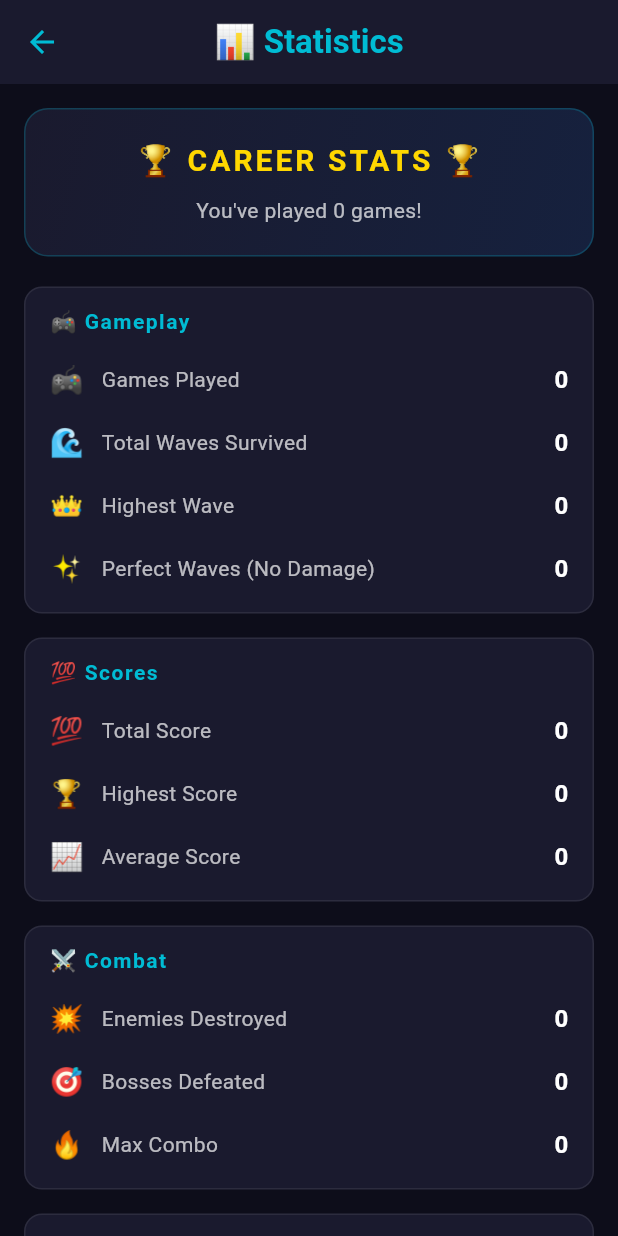
After one commit to ahmetulukan/ball_bounce_blitz, a Flutter app: the StatsScreen screen opened directly, on a phone screen of 412 x 824 dp. The commit adds this screen. Run offline on Flutter 3.47's test engine with Material 3 defaults, Android fonts, the phone set to English and light mode, and no system bars; our stand-ins replace hive, hive_flutter, shared_preferences; missing offline and left inert: flame, flame_audio; accounts and stored records are empty; statements that could not run were skipped.

Commit message:
📊 Statistics System - Career Stats Screen & GameStatsService
✨ Added comprehensive statistics tracking:
- GameStatsService: tracks games played, total score, enemies destroyed,
  waves survived, highest wave, power-ups collected, bosses defeated,
  play time, perfect waves, max combo, daily streak
- StatsScreen: beautiful career statistics display with formatted numbers
- Stats button added to home screen, pause screen, and game over screen
- Game stats service integrated into BallBounceGame (onGameOver, onWaveChanged,
  onWaveCleared, onEnemyDestroyed, onBossDefeated, onComboChanged, etc.)
- Perfect wave tracking (no damage taken)
- Daily streak tracking
- Average stats calculations
- Export/import support for potential cloud sync

🗜️ 7 files changed, +216 satır

```diff
--- a/lib/game/ball_bounce_game.dart
+++ b/lib/game/ball_bounce_game.dart
@@ -26,6 +26,7 @@ import 'systems/combo_system.dart';
 import 'systems/enemy_manager.dart';
 import 'systems/tournament_system.dart';
 import 'services/game_state_service.dart';
+import 'services/game_stats_service.dart';
 import '../../services/achievement_service.dart';
 // achievements overlay
 
@@ -43,7 +44,9 @@ class BallBounceGame extends FlameGame with PanDetector, KeyboardEvents, HasColl
   late TournamentManager tournamentManager;
   late GameStateService _gameState;
   late AchievementService _achievements;
+  late GameStatsService _stats;
   GameStateService get gameState => _gameState;
+  GameStatsService get stats => _stats;
 
   final List<_PendingPopup> _popupQueue = [];
   double _popupTimer = 0;
@@ -81,6 +84,8 @@ class BallBounceGame extends FlameGame with PanDetector, KeyboardEvents, HasColl
     await _gameState.init();
     _achievements = AchievementService();
     await _achievements.init();
+    _stats = GameStatsService();
+    await _stats.init();
     highScore = _gameState.getHighScore();
 
     spawnSystem = SpawnSystem();
@@ -173,6 +178,7 @@ class BallBounceGame extends FlameGame with PanDetector, KeyboardEvents, HasColl
 
   void startGame() {
     _gameState.incrementGamesPlayed();
+    _stats.startSession();
     score = 0;
     lives = 3;
     wave = 1;
@@ -353,10 +359,14 @@ class BallBounceGame extends FlameGame with PanDetector, KeyboardEvents, HasColl
       add(ScreenFlashOverlay(color: const Color(0xFFFFFFFF), maxAge: 0.1));
     }
 
+    _stats.onEnemyDestroyed();
+
     // Rainbow explosion for combo milestones
     if (comboSystem.currentCombo == 10 || comboSystem.currentCombo == 20 || comboSystem.currentCombo == 30) {
       RainbowExplosion.spawn(this, enemy.position.clone(), comboSystem.currentCombo);
     }
+
+    _stats.onComboChanged(comboSystem.currentCombo);
 
     // Score popup
     add(FloatingScorePopup(
@@ -386,6 +396,8 @@ class BallBounceGame extends FlameGame with PanDetector, KeyboardEvents, HasColl
         _checkBossWave();
         _showWaveAnnouncement();
         _onWaveStarted();
+        _stats.onWaveChanged(wave);
+        _stats.onWaveCleared(wave);
         _checkAchievements();
       }
     } else {
@@ -409,9 +421,10 @@ class BallBounceGame extends FlameGame with PanDetector, KeyboardEvents, HasColl
     }
   }
 
-  Future<void> onBossDestroyed() async {
+    Future<void> onBossDestroyed() async {
     final a = await _achievements.tryUnlock(Achievement.bossSlayer);
     if (a != null) _queueAchievement(a);
+    _stats.onBossDefeated();
     final bosses = children.whereType<BossEnemy>().toList();
     if (bosses.isNotEmpty) {
       enemyManager.unregisterBoss(bosses.first);
@@ -422,6 +435,7 @@ class BallBounceGame extends FlameGame with PanDetector, KeyboardEvents, HasColl
     ball.applyPowerUp(type);
     final a = await _achievements.tryUnlock(Achievement.powerUpCollector);
     if (a != null) _queueAchievement(a);
+    _stats.onPowerUpCollected();
   }
 
   void triggerExplosion(Vector2 position) {
@@ -487,6 +501,7 @@ class BallBounceGame extends FlameGame with PanDetector, KeyboardEvents, HasColl
     _noDamageThisWave = false;
     paddle.resetStreak();
     comboSystem.reset();
+    _stats.onDamageTaken();
     playSound('lose');
 
     if (lives <= 0) {
@@ -500,6 +515,7 @@ class BallBounceGame extends FlameGame with PanDetector, KeyboardEvents, HasColl
     _saveHighScoreIfNeeded();
     playSound('gameover');
     overlays.add('GameOver');
+    _stats.endSession(score, wave, comboSystem.maxCombo);
   }
 
   void _saveHighScoreIfNeeded() {
--- a/lib/screens/game_screen.dart
+++ b/lib/screens/game_screen.dart
@@ -60,6 +60,7 @@ class GameScreen extends StatelessWidget {
               'Settings': (ctx, game) => SettingsScreen(game: game as BallBounceGame),
               'MainMenu': (ctx, game) => MainMenuScreen(game: game as BallBounceGame),
               'HUD': (ctx, game) => HudOverlay(game: game as BallBounceGame),
+              'Stats': (ctx, game) => const StatsScreen(),
             },
             backgroundBuilder: (_) => Container(color: const Color(0xFF0D0D1A)),
           ),
--- a/lib/screens/home_screen.dart
+++ b/lib/screens/home_screen.dart
@@ -2,6 +2,7 @@ import 'package:flutter/material.dart';
 import '../game/ball_bounce_game.dart';
 import 'settings_screen.dart';
 import 'achievements_screen.dart';
+import 'stats_screen.dart';
 
 class HomeScreen extends StatefulWidget {
   final BallBounceGame game;
@@ -110,6 +111,10 @@ class _HomeScreenState extends State<HomeScreen> {
                   child: const Text('⚙️ SETTINGS', style: TextStyle(color: Color(0xFF00BCD4), fontSize: 14)),
                 ),
                 TextButton(
+                  onPressed: () => Navigator.push(context, MaterialPageRoute(builder: (_) => const StatsScreen())),
+                  child: const Text('📊 STATS', style: TextStyle(color: Color(0xFF00BCD4), fontSize: 14)),
+                ),
+                TextButton(
                   onPressed: () => Navigator.push(context, MaterialPageRoute(builder: (_) => AchievementsScreen(game: widget.game))),
                   child: const Text('🏆 ACHIEVEMENTS', style: TextStyle(color: Color(0xFF00BCD4), fontSize: 14)),
                 ),
--- /dev/null
+++ b/lib/screens/stats_screen.dart
@@ -0,0 +1,248 @@
+import 'package:flutter/material.dart';
+import 'package:shared_preferences/shared_preferences.dart';
+
+class StatsScreen extends StatefulWidget {
+  const StatsScreen({super.key});
+
+  @override
+  State<StatsScreen> createState() => _StatsScreenState();
+}
+
+class _StatsScreenState extends State<StatsScreen> {
+  int _totalGames = 0;
+  int _totalScore = 0;
+  int _totalEnemies = 0;
+  int _totalWaves = 0;
+  int _highestWave = 0;
+  int _highestScore = 0;
+  int _totalPowerUps = 0;
+  int _totalBossesDefeated = 0;
+  int _totalPlayTime = 0; // in seconds
+  int _perfectWaves = 0;
+  int _maxCombo = 0;
+  String _playTimeFormatted = '0h 0m';
+
+  @override
+  void initState() {
+    super.initState();
+    _loadStats();
+  }
+
+  Future<void> _loadStats() async {
+    final prefs = await SharedPreferences.getInstance();
+    setState(() {
+      _totalGames = prefs.getInt('stat_games_played') ?? 0;
+      _totalScore = prefs.getInt('stat_total_score') ?? 0;
+      _totalEnemies = prefs.getInt('stat_total_enemies') ?? 0;
+      _totalWaves = prefs.getInt('stat_total_waves') ?? 0;
+      _highestWave = prefs.getInt('stat_highest_wave') ?? 0;
+      _highestScore = prefs.getInt('stat_highest_score') ?? 0;
+      _totalPowerUps = prefs.getInt('stat_total_powerups') ?? 0;
+      _totalBossesDefeated = prefs.getInt('stat_bosses_defeated') ?? 0;
+      _totalPlayTime = prefs.getInt('stat_play_time') ?? 0;
+      _perfectWaves = prefs.getInt('stat_perfect_waves') ?? 0;
+      _maxCombo = prefs.getInt('stat_max_combo') ?? 0;
+
+      final hours = _totalPlayTime ~/ 3600;
+      final minutes = (_totalPlayTime % 3600) ~/ 60;
+      _playTimeFormatted = '${hours}h ${minutes}m';
+    });
+  }
+
+  @override
+  Widget build(BuildContext context) {
+    return Scaffold(
+      backgroundColor: const Color(0xFF0D0D1A),
+      appBar: AppBar(
+        backgroundColor: const Color(0xFF1A1A2E),
+        foregroundColor: const Color(0xFF00BCD4),
+        title: const Text('📊 Statistics', style: TextStyle(fontWeight: FontWeight.bold)),
+        centerTitle: true,
+        elevation: 0,
+      ),
+      body: ListView(
+        padding: const EdgeInsets.all(16),
+        children: [
+          _buildHeader(),
+          const SizedBox(height: 20),
+          _buildSection('🎮 Gameplay', [
+            _buildStatRow('Games Played', '$_totalGames', '🎮'),
+            _buildStatRow('Total Waves Survived', '$_totalWaves', '🌊'),
+            _buildStatRow('Highest Wave', '$_highestWave', '👑'),
+            _buildStatRow('Perfect Waves (No Damage)', '$_perfectWaves', '✨'),
+          ]),
+          const SizedBox(height: 16),
+          _buildSection('💯 Scores', [
+            _buildStatRow('Total Score', '${_formatNumber(_totalScore)}', '💯'),
+            _buildStatRow('Highest Score', '${_formatNumber(_highestScore)}', '🏆'),
+            _buildStatRow('Average Score', _totalGames > 0 ? '${_formatNumber(_totalScore ~/ _totalGames)}' : '0', '📈'),
+          ]),
+          const SizedBox(height: 16),
+          _buildSection('⚔️ Combat', [
+            _buildStatRow('Enemies Destroyed', '${_formatNumber(_totalEnemies)}', '💥'),
+            _buildStatRow('Bosses Defeated', '$_totalBossesDefeated', '🎯'),
+            _buildStatRow('Max Combo', '$_maxCombo', '🔥'),
+          ]),
+          const SizedBox(height: 16),
+          _buildSection('⚡ Power-Ups', [
+            _buildStatRow('Power-Ups Collected', '$_totalPowerUps', '📦'),
+            _buildStatRow('Per Game Avg', _totalGames > 0 ? '${(_totalPowerUps / _totalGames).toStringAsFixed(1)}' : '0', '📊'),
+          ]),
+          const SizedBox(height: 16),
+          _buildSection('⏱️ Time', [
+            _buildStatRow('Total Play Time', _playTimeFormatted, '⏰'),
+            _buildStatRow('Avg Per Game', _totalGames > 0 ? '${_formatTime(_totalPlayTime ~/ _totalGames)}' : '0m', '📆'),
+          ]),
+          const SizedBox(height: 20),
+          _buildResetButton(),
+          const SizedBox(height: 20),
+        ],
+      ),
+    );
+  }
+
+  Widget _buildHeader() {
+    return Container(
+      padding: const EdgeInsets.all(20),
+      decoration: BoxDecoration(
+        gradient: const LinearGradient(
+          colors: [Color(0xFF1A1A2E), Color(0xFF16213E)],
+          begin: Alignment.topLeft,
+          end: Alignment.bottomRight,
+        ),
+        borderRadius: BorderRadius.circular(16),
+        border: Border.all(color: const Color(0xFF00BCD4).withAlpha(60)),
+      ),
+      child: Column(
+        children: [
+          const Text('🏆 CAREER STATS 🏆', style: TextStyle(
+            color: Color(0xFFFFD700),
+            fontSize: 20,
+            fontWeight: FontWeight.bold,
+            letterSpacing: 2,
+          )),
+          const SizedBox(height: 8),
+          Text('You\'ve played $_totalGames games!', style: const TextStyle(
+            color: Colors.white70,
+            fontSize: 14,
+          )),
+        ],
+      ),
+    );
+  }
+
+  Widget _buildSection(String title, List<Widget> rows) {
+    return Container(
+      decoration: BoxDecoration(
+        color: const Color(0xFF1A1A2E),
+        borderRadius: BorderRadius.circular(12),
+        border: Border.all(color: Colors.white.withAlpha(20)),
+      ),
+      child: Column(
+        crossAxisAlignment: CrossAxisAlignment.start,
+        children: [
+          Padding(
+            padding: const EdgeInsets.fromLTRB(16, 12, 16, 8),
+            child: Text(title, style: const TextStyle(
+              color: Color(0xFF00BCD4),
+              fontSize: 14,
+              fontWeight: FontWeight.bold,
+              letterSpacing: 1,
+            )),
+          ),
+          ...rows,
+          const SizedBox(height: 8),
+        ],
+      ),
+    );
+  }
+
+  Widget _buildStatRow(String label, String value, String icon) {
+    return Padding(
+      padding: const EdgeInsets.symmetric(horizontal: 16, vertical: 8),
+      child: Row(
+        children: [
+          Text(icon, style: const TextStyle(fontSize: 18)),
+          const SizedBox(width: 12),
+          Expanded(
+            child: Text(label, style: const TextStyle(color: Colors.white70, fontSize: 14)),
+          ),
+          Text(
+            value,
+            style: const TextStyle(
+              color: Colors.white,
+              fontSize: 16,
+              fontWeight: FontWeight.bold,
+            ),
+          ),
+        ],
+      ),
+    );
+  }
+
+  Widget _buildResetButton() {
+    return ElevatedButton(
+      onPressed: () => _showResetDialog(),
+      style: ElevatedButton.styleFrom(
+        backgroundColor: const Color(0xFF1A1A2E),
+        foregroundColor: const Color(0xFFFF5722),
+        side: const BorderSide(color: Color(0xFFFF5722)),
+        padding: const EdgeInsets.symmetric(vertical: 14),
+        shape: RoundedRectangleBorder(borderRadius: BorderRadius.circular(10)),
+      ),
+      child: const Text('🗑️ Reset All Stats', style: TextStyle(fontSize: 14)),
+    );
+  }
+
+  void _showResetDialog() {
+    showDialog(
+      context: context,
+      builder: (ctx) => AlertDialog(
+        backgroundColor: const Color(0xFF1A1A2E),
+        title: const Text('Reset Stats?', style: TextStyle(color: Colors.white)),
+        content: const Text(
+          'This will permanently delete all your career statistics. This cannot be undone.',
+          style: TextStyle(color: Colors.white70),
+        ),
+        actions: [
+          TextButton(
+            onPressed: () => Navigator.pop(ctx),
+            child: const Text('Cancel', style: TextStyle(color: Colors.white70)),
+          ),
+          TextButton(
+            onPressed: () async {
+              final prefs = await SharedPreferences.getInstance();
+              await prefs.remove('stat_games_played');
+              await prefs.remove('stat_total_score');
+              await prefs.remove('stat_total_enemies');
+              await prefs.remove('stat_total_waves');
+              await prefs.remove('stat_highest_wave');
+              await prefs.remove('stat_highest_score');
+              await prefs.remove('stat_total_powerups');
+              await prefs.remove('stat_bosses_defeated');
+              await prefs.remove('stat_play_time');
+              await prefs.remove('stat_perfect_waves');
+              await prefs.remove('stat_max_combo');
+              if (mounted) {
+                Navigator.pop(ctx);
+                _loadStats();
+              }
+            },
+            child: const Text('Reset', style: TextStyle(color: Color(0xFFFF5722))),
+          ),
+        ],
+      ),
+    );
+  }
+
+  String _formatNumber(int n) {
+    if (n >= 1000000) return '${(n / 1000000).toStringAsFixed(1)}M';
+    if (n >= 1000) return '${(n / 1000).toStringAsFixed(1)}K';
+    return '$n';
+  }
+
+  String _formatTime(int seconds) {
+    if (seconds >= 3600) return '${seconds ~/ 3600}h ${(seconds % 3600) ~/ 60}m';
+    return '${seconds ~/ 60}m';
+  }
+}
--- /dev/null
+++ b/lib/services/game_stats_service.dart
@@ -0,0 +1,298 @@
+import 'package:shared_preferences/shared_preferences.dart';
+import 'dart:convert';
+
+/// Game statistics service that tracks all gameplay metrics
+/// and persists them to local storage.
+class GameStatsService {
+  static const String _gamesPlayedKey = 'stat_games_played';
+  static const String _totalScoreKey = 'stat_total_score';
+  static const String _totalEnemiesKey = 'stat_total_enemies';
+  static const String _totalWavesKey = 'stat_total_waves';
+  static const String _highestWaveKey = 'stat_highest_wave';
+  static const String _highestScoreKey = 'stat_highest_score';
+  static const String _totalPowerUpsKey = 'stat_total_powerups';
+  static const String _bossesDefeatedKey = 'stat_bosses_defeated';
+  static const String _playTimeKey = 'stat_play_time';
+  static const String _perfectWavesKey = 'stat_perfect_waves';
+  static const String _maxComboKey = 'stat_max_combo';
+  static const String _currentStreakKey = 'stat_current_streak';
+  static const String _lastPlayedKey = 'stat_last_played';
+  static const String _longestStreakKey = 'stat_longest_streak';
+
+  static GameStatsService? _instance;
+  bool _initialized = false;
+  late SharedPreferences _prefs;
+
+  // In-memory stats for current session
+  int _sessionScore = 0;
+  int _sessionEnemies = 0;
+  int _sessionWave = 1;
+  int _sessionPowerUps = 0;
+  int _sessionCombo = 0;
+  int _sessionStartTime = 0;
+  bool _sessionNoDamage = true;
+
+  factory GameStatsService() {
+    _instance ??= GameStatsService._();
+    return _instance!;
+  }
+
+  GameStatsService._();
+
+  // Session stats
+  int get sessionScore => _sessionScore;
+  int get sessionEnemies => _sessionEnemies;
+  int get sessionWave => _sessionWave;
+  int get sessionPowerUps => _sessionPowerUps;
+  int get sessionCombo => _sessionCombo;
+
+  Future<void> init() async {
+    if (_initialized) return;
+    _prefs = await SharedPreferences.getInstance();
+    _initialized = true;
+  }
+
+  /// Start tracking a new game session
+  void startSession() {
+    _sessionScore = 0;
+    _sessionEnemies = 0;
+    _sessionWave = 1;
+    _sessionPowerUps = 0;
+    _sessionCombo = 0;
+    _sessionStartTime = DateTime.now().millisecondsSinceEpoch;
+    _sessionNoDamage = true;
+  }
+
+  /// Update session score
+  void onScore(int score) {
+    _sessionScore = score;
+  }
+
+  /// Record enemy destroyed
+  void onEnemyDestroyed() {
+    _sessionEnemies++;
+  }
+
+  /// Record power-up collected
+  void onPowerUpCollected() {
+    _sessionPowerUps++;
+  }
+
+  /// Update current wave
+  void onWaveChanged(int wave) {
+    _sessionWave = wave;
+  }
+
+  /// Update max combo
+  void onComboChanged(int combo) {
+    if (combo > _sessionCombo) {
+      _sessionCombo = combo;
+    }
+  }
+
+  /// Record damage taken (breaks no-damage streak)
+  void onDamageTaken() {
+    _sessionNoDamage = false;
+  }
+
+  /// Called when a boss is defeated
+  void onBossDefeated() async {
+    final current = _prefs.getInt(_bossesDefeatedKey) ?? 0;
+    await _prefs.setInt(_bossesDefeatedKey, current + 1);
+  }
+
+  /// Called when a wave is cleared
+  void onWaveCleared(int wave) async {
+    // Update total waves
+    final totalWaves = _prefs.getInt(_totalWavesKey) ?? 0;
+    await _prefs.setInt(_totalWavesKey, totalWaves + 1);
+
+    // Check perfect wave
+    if (_sessionNoDamage) {
+      final perfectWaves = _prefs.getInt(_perfectWavesKey) ?? 0;
+      await _prefs.setInt(_perfectWavesKey, perfectWaves + 1);
+    }
+
+    // Update highest wave if needed
+    final highestWave = _prefs.getInt(_highestWaveKey) ?? 0;
+    if (wave > highestWave) {
+      await _prefs.setInt(_highestWaveKey, wave);
+    }
+  }
+
+  /// End session and save all stats
+  Future<void> endSession(int finalScore, int wave, int maxCombo) async {
+    final now = DateTime.now();
+    final sessionDuration = (now.millisecondsSinceEpoch - _sessionStartTime) ~/ 1000;
+
+    // Games played
+    final gamesPlayed = (_prefs.getInt(_gamesPlayedKey) ?? 0) + 1;
+    await _prefs.setInt(_gamesPlayedKey, gamesPlayed);
+
+    // Total score
+    final totalScore = (_prefs.getInt(_totalScoreKey) ?? 0) + finalScore;
+    await _prefs.setInt(_totalScoreKey, totalScore);
+
+    // Total enemies
+    final totalEnemies = (_prefs.getInt(_totalEnemiesKey) ?? 0) + _sessionEnemies;
+    await _prefs.setInt(_totalEnemiesKey, totalEnemies);
+
+    // Total power-ups
+    final totalPowerUps = (_prefs.getInt(_totalPowerUpsKey) ?? 0) + _sessionPowerUps;
+    await _prefs.setInt(_totalPowerUpsKey, totalPowerUps);
+
+    // Highest score
+    final highestScore = _prefs.getInt(_highestScoreKey) ?? 0;
+    if (finalScore > highestScore) {
+      await _prefs.setInt(_highestScoreKey, finalScore);
+    }
+
+    // Max combo
+    final storedMaxCombo = _prefs.getInt(_maxComboKey) ?? 0;
+    if (maxCombo > storedMaxCombo) {
+      await _prefs.setInt(_maxComboKey, maxCombo);
+    }
+
+    // Play time
+    final playTime = (_prefs.getInt(_playTimeKey) ?? 0) + sessionDuration;
+    await _prefs.setInt(_playTimeKey, playTime);
+
+    // Daily streak tracking
+    await _updateStreak(now);
+
+    // Last played
+    await _prefs.setString(_lastPlayedKey, now.toIso8601String());
+  }
+
+  Future<void> _updateStreak(DateTime now) async {
+    final lastPlayedStr = _prefs.getString(_lastPlayedKey);
+    if (lastPlayedStr == null) {
+      // First game ever
+      await _prefs.setInt(_currentStreakKey, 1);
+      await _prefs.setInt(_longestStreakKey, 1);
+      return;
+    }
+
+    final lastPlayed = DateTime.tryParse(lastPlayedStr);
+    if (lastPlayed == null) {
+      await _prefs.setInt(_currentStreakKey, 1);
+      return;
+    }
+
+    final daysSinceLast = _daysBetween(lastPlayed, now);
+
+    if (daysSinceLast == 0) {
+      // Already played today, no change
+      return;
+    } else if (daysSinceLast == 1) {
+      // Played yesterday, increment streak
+      final currentStreak = (_prefs.getInt(_currentStreakKey) ?? 0) + 1;
+      await _prefs.setInt(_currentStreakKey, currentStreak);
+
+      final longestStreak = _prefs.getInt(_longestStreakKey) ?? 0;
+      if (currentStreak > longestStreak) {
+        await _prefs.setInt(_longestStreakKey, currentStreak);
+      }
+    } else {
+      // Streak broken
+      await _prefs.setInt(_currentStreakKey, 1);
+    }
+  }
+
+  int _daysBetween(DateTime from, DateTime to) {
+    final fromDate = DateTime(from.year, from.month, from.day);
+    final toDate = DateTime(to.year, to.month, to.day);
+    return toDate.difference(fromDate).inDays;
+  }
+
+  // ---------- Getters for persisted stats ----------
+
+  int get totalGamesPlayed => _prefs.getInt(_gamesPlayedKey) ?? 0;
+  int get totalScore => _prefs.getInt(_totalScoreKey) ?? 0;
+  int get totalEnemies => _prefs.getInt(_totalEnemiesKey) ?? 0;
+  int get totalWaves => _prefs.getInt(_totalWavesKey) ?? 0;
+  int get highestWave => _prefs.getInt(_highestWaveKey) ?? 0;
+  int get highestScore => _prefs.getInt(_highestScoreKey) ?? 0;
+  int get totalPowerUps => _prefs.getInt(_totalPowerUpsKey) ?? 0;
+  int get bossesDefeated => _prefs.getInt(_bossesDefeatedKey) ?? 0;
+  int get playTimeSeconds => _prefs.getInt(_playTimeKey) ?? 0;
+  int get perfectWaves => _prefs.getInt(_perfectWavesKey) ?? 0;
+  int get maxCombo => _prefs.getInt(_maxComboKey) ?? 0;
+  int get currentStreak => _prefs.getInt(_currentStreakKey) ?? 0;
+  int get longestStreak => _prefs.getInt(_longestStreakKey) ?? 0;
+  String? get lastPlayed => _prefs.getString(_lastPlayedKey);
+
+  /// Average score per game
+  int get averageScore => totalGamesPlayed > 0 ? totalScore ~/ totalGamesPlayed : 0;
+
+  /// Average enemies per game
+  int get averageEnemies => totalGamesPlayed > 0 ? totalEnemies ~/ totalGamesPlayed : 0;
+
+  /// Average play time per session in minutes
+  int get averagePlayTimeMinutes => totalGamesPlayed > 0 ? (playTimeSeconds ~/ totalGamesPlayed) ~/ 60 : 0;
+
+  /// Export stats as JSON for potential cloud sync
+  Map<String, dynamic> exportStats() {
+    return {
+      'totalGamesPlayed': totalGamesPlayed,
+      'totalScore': totalScore,
+      'totalEnemies': totalEnemies,
+      'totalWaves': totalWaves,
+      'highestWave': highestWave,
+      'highestScore': highestScore,
+      'totalPowerUps': totalPowerUps,
+      'bossesDefeated': bossesDefeated,
+      'playTimeSeconds': playTimeSeconds,
+      'perfectWaves': perfectWaves,
+      'maxCombo': maxCombo,
+      'currentStreak': currentStreak,
+      'longestStreak': longestStreak,
+      'lastPlayed': lastPlayed,
+      'averageScore': averageScore,
+      'averageEnemies': averageEnemies,
+    };
+  }
+
+  /// Import stats from JSON
+  Future<void> importStats(Map<String, dynamic> data) async {
+    if (data['totalGamesPlayed'] != null) {
+      await _prefs.setInt(_gamesPlayedKey, data['totalGamesPlayed']);
+    }
+    if (data['totalScore'] != null) {
+      await _prefs.setInt(_totalScoreKey, data['totalScore']);
+    }
+    if (data['totalEnemies'] != null) {
+      await _prefs.setInt(_totalEnemiesKey, data['totalEnemies']);
+    }
+    if (data['totalWaves'] != null) {
+      await _prefs.setInt(_totalWavesKey, data['totalWaves']);
+    }
+    if (data['highestWave'] != null) {
+      await _prefs.setInt(_highestWaveKey, data['highestWave']);
+    }
+    if (data['highestScore'] != null) {
+      await _prefs.setInt(_highestScoreKey, data['highestScore']);
+    }
+    if (data['totalPowerUps'] != null) {
+      await _prefs.setInt(_totalPowerUpsKey, data['totalPowerUps']);
+    }
+    if (data['bossesDefeated'] != null) {
+      await _prefs.setInt(_bossesDefeatedKey, data['bossesDefeated']);
+    }
+    if (data['playTimeSeconds'] != null) {
+      await _prefs.setInt(_playTimeKey, data['playTimeSeconds']);
+    }
+    if (data['perfectWaves'] != null) {
+      await _prefs.setInt(_perfectWavesKey, data['perfectWaves']);
+    }
+    if (data['maxCombo'] != null) {
+      await _prefs.setInt(_maxComboKey, data['maxCombo']);
+    }
+    if (data['currentStreak'] != null) {
+      await _prefs.setInt(_currentStreakKey, data['currentStreak']);
+    }
+    if (data['longestStreak'] != null) {
+      await _prefs.setInt(_longestStreakKey, data['longestStreak']);
+    }
+  }
+}
```
Also changed, not shown: lib/screens/game_over_screen.dart (+30 -0 lines), lib/screens/pause_screen.dart (+14 -0 lines).
